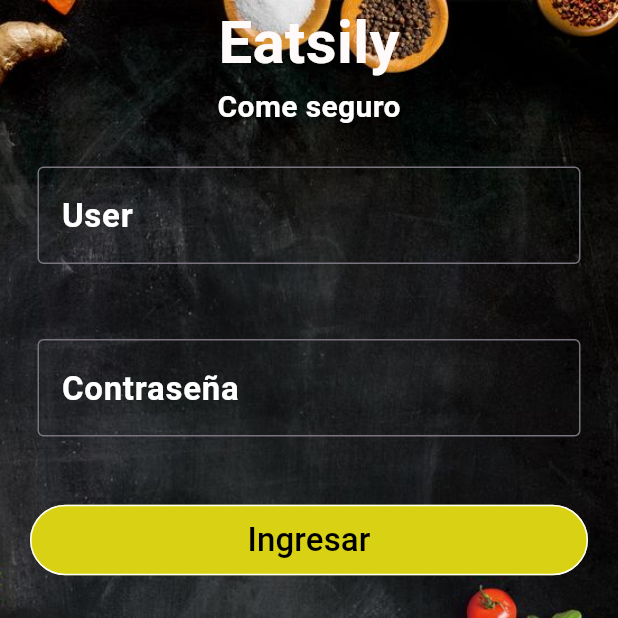
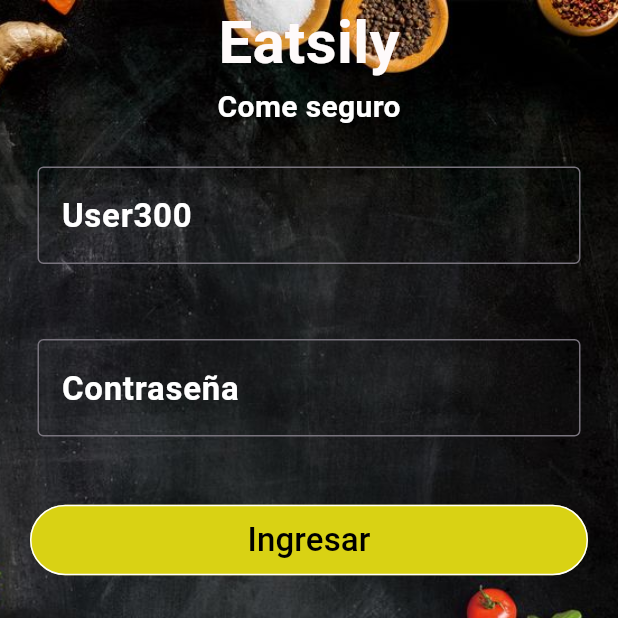
Before and after one commit to gentlemani/flutterSchool, a Flutter app: the screen it shows after launch, on a phone screen of 412 x 824 dp, the top half of it. Run offline on Flutter 3.47's test engine with Material 3 defaults, Android fonts, the phone set to English and light mode, and no system bars.

Commit message:
user300 prueba

```diff
--- a/lib/main.dart
+++ b/lib/main.dart
@@ -53,7 +53,7 @@ class MyHome extends StatelessWidget {
                 padding: EdgeInsets.all(25.0),
                 child: TextField(
                     decoration: InputDecoration(
-                      labelText: 'User',
+                      labelText: 'User300',
                       border: OutlineInputBorder(),
                       labelStyle: TextStyle(
                           color: Color.fromARGB(255, 255, 255, 255),
```
